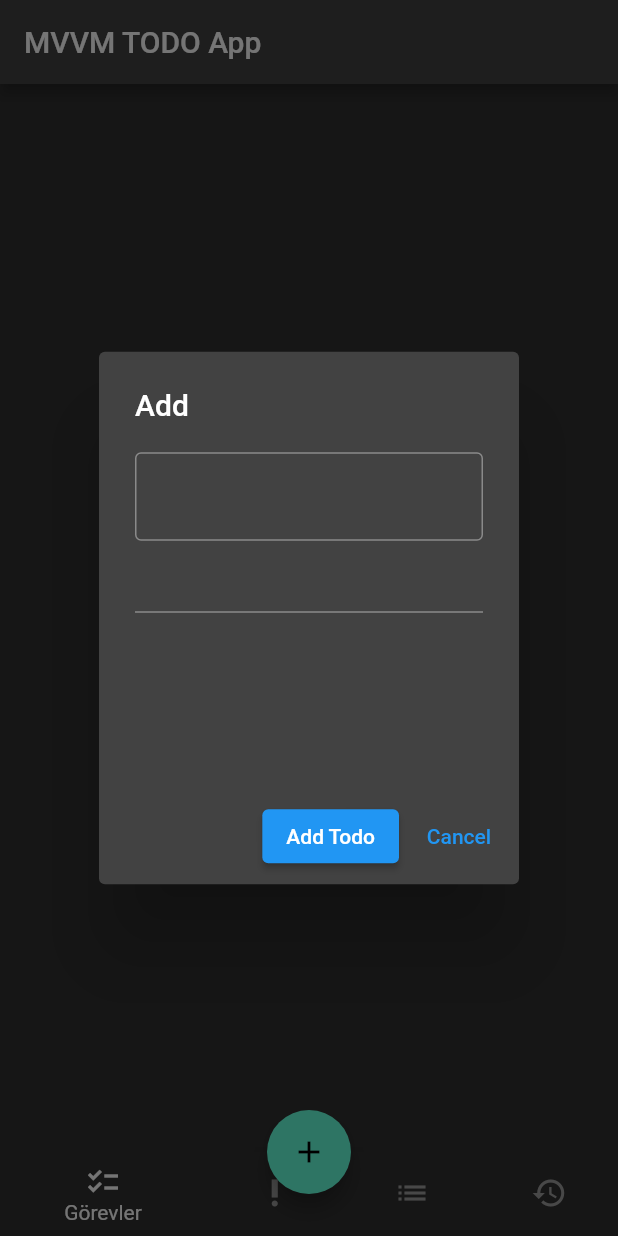
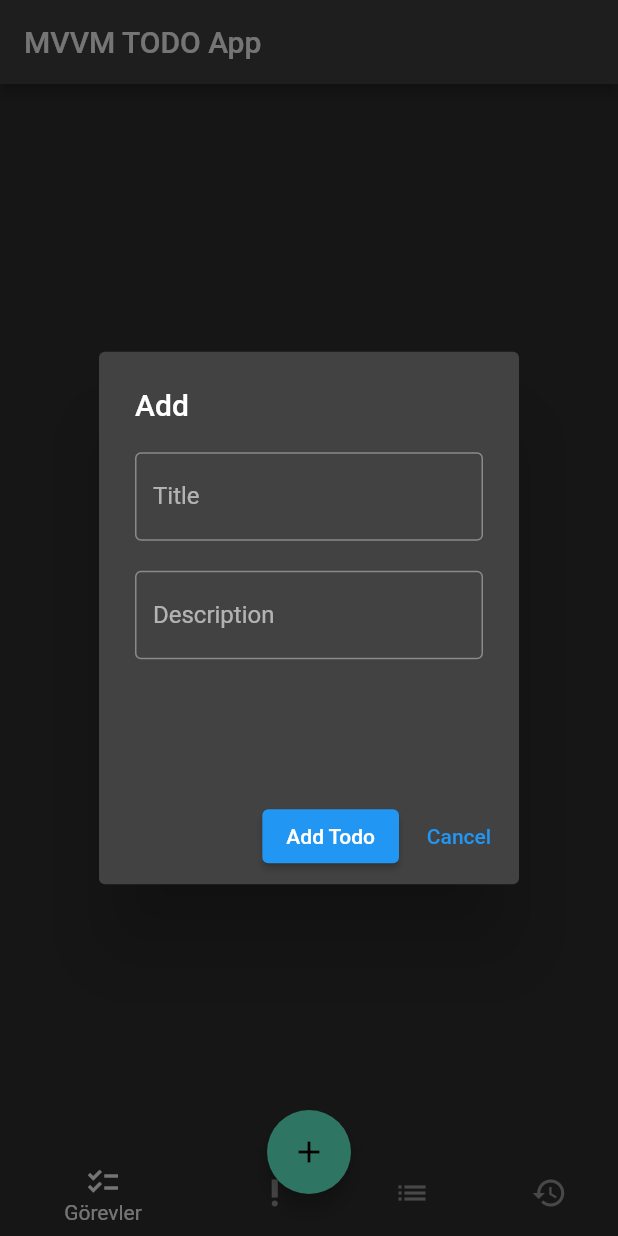
Before and after one commit to sahintuter/mvvm_provider_todo, a Flutter app: the screen it shows after launch, after a tap on the "add" icon, on a phone screen of 412 x 824 dp. Run offline on Flutter 3.47's test engine with Material 2 defaults, Android fonts, the phone set to English and light mode, and no system bars.

Commit message:
title textform validator işlemleri yapıldı

```diff
--- a/lib/screens/home_view.dart
+++ b/lib/screens/home_view.dart
@@ -16,6 +16,8 @@ class _HomeViewState extends State<HomeView>
   int currentIndex = 0;
 
   final title = Text('MVVM TODO App');
+
+final errorText= 'Lütfen Başık Girin';
 
   @override
   void initState() {
@@ -127,8 +129,19 @@ class _HomeViewState extends State<HomeView>
   showAlertDialog(BuildContext context) {
     TextEditingController titleController = TextEditingController();
     TextEditingController descController = TextEditingController();
+
+    final formKey = GlobalKey<FormState>();
+
     Widget addButton = ElevatedButton(
-      onPressed: () {},
+      onPressed: () {
+        Todo todo = Todo(titleController.text, descController.text, false);
+        if (formKey.currentState!.validate()) {
+          Provider.of<HomeViewModel>(context, listen: false).addTodo(todo);
+        }
+        titleController.text = '';
+        descController.text = '';
+
+      },
       child: Text('Add Todo'),
     );
     Widget cancelButton = TextButton(
@@ -140,19 +153,34 @@ class _HomeViewState extends State<HomeView>
     AlertDialog alert = AlertDialog(
       title: Text('Add'),
       content: Form(
+        key: formKey,
         child: SizedBox(
           height: 200,
           child: Column(
             children: [
               TextFormField(
                 controller: titleController,
+                validator: (value) {
+                  if (value!.isEmpty) {
+                    return errorText;
+                  }
+
+                },
                 decoration: InputDecoration(
-                  border: OutlineInputBorder()
+                  border: OutlineInputBorder(),
+                  labelText: 'Title',
                 ),
+              ),
+              SizedBox(
+                height: 20,
               ),
               TextFormField(
                 controller: descController,
-              )
+                decoration: InputDecoration(
+                  border: OutlineInputBorder(),
+                  labelText: 'Description',
+                ),
+              ),
             ],
           ),
         ),
```
